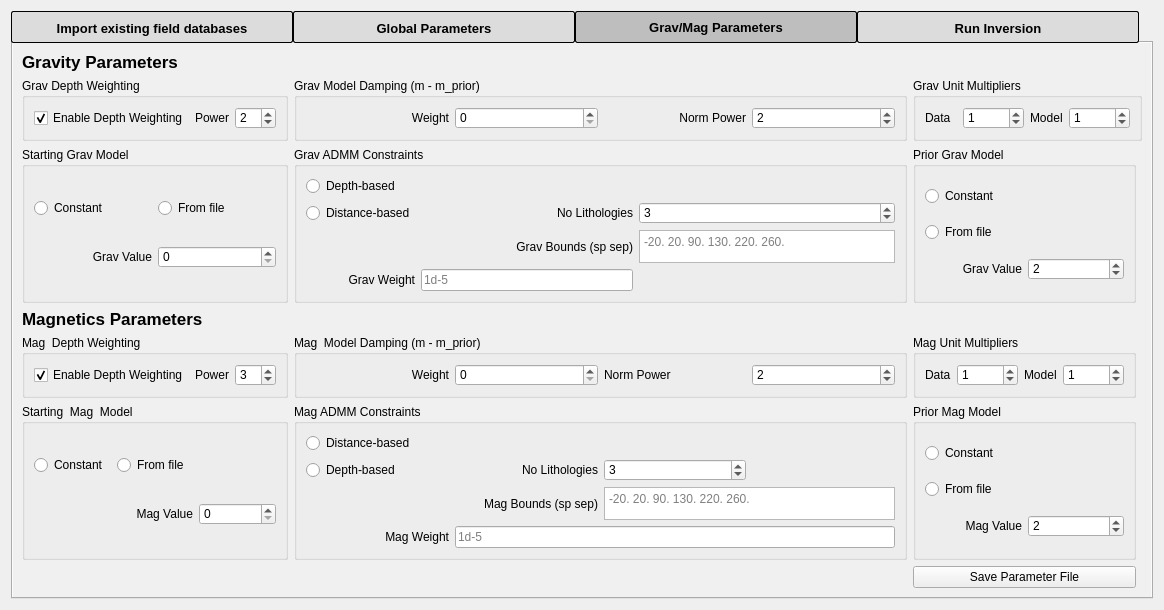
Above: Tomofast_x_dialog_base.ui from TOMOFAST/tomofast-x-q before the change. Below: the same form after it.
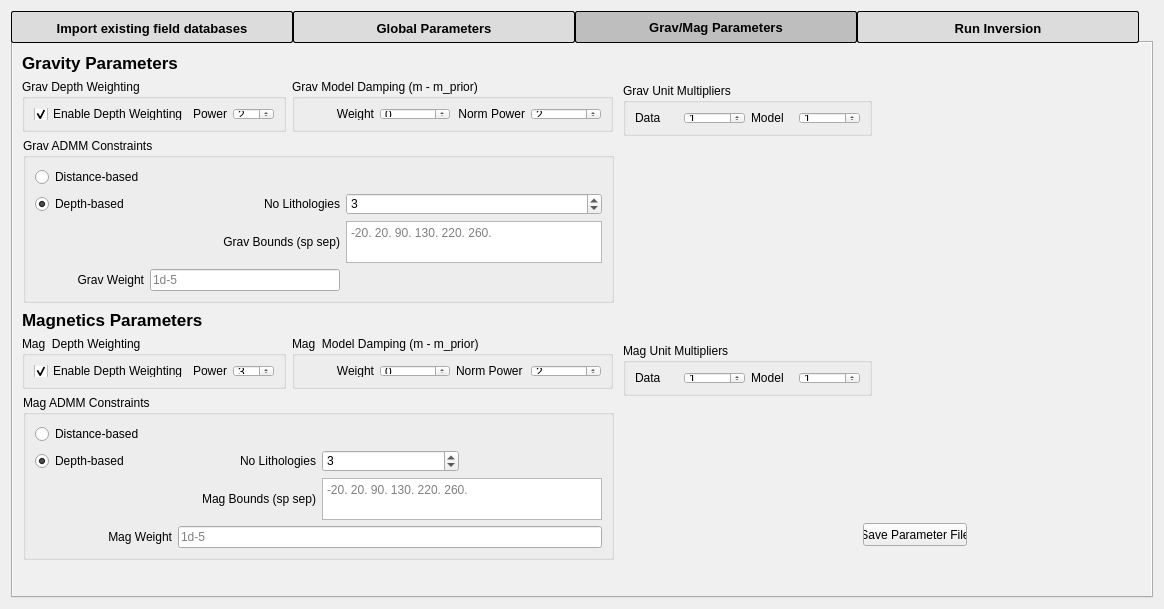
That is the form after the change. The open tabs and pages were chosen to show the change. Custom widgets are drawn as their Qt base class.

Commit message:
parameter file import mostly working
still need to trigger anomaly data field name import to dropdown menu

The edit to the form file:
```diff
--- a/Tomofast_x_dialog_base.ui
+++ b/Tomofast_x_dialog_base.ui
@@ -7,7 +7,7 @@
     <x>0</x>
     <y>0</y>
     <width>1164</width>
-    <height>610</height>
+    <height>609</height>
    </rect>
   </property>
   <property name="mouseTracking">
@@ -1887,12 +1887,18 @@
       <attribute name="title">
        <string>Grav/Mag Parameters</string>
       </attribute>
-      <layout class="QGridLayout" name="gridLayout_29">
-       <item row="6" column="1">
         <widget class="QGroupBox" name="groupBox_35">
          <property name="enabled">
           <bool>true</bool>
          </property>
+       <property name="geometry">
+        <rect>
+         <x>10</x>
+         <y>352</y>
+         <width>591</width>
+         <height>165</height>
+        </rect>
+       </property>
          <property name="title">
           <string>Mag ADMM Constraints</string>
          </property>
@@ -1923,6 +1929,9 @@
             <property name="text">
              <string>Depth-based</string>
             </property>
+          <property name="checked">
+           <bool>true</bool>
+          </property>
            </widget>
           </item>
           <item row="6" column="0">
@@ -1970,9 +1979,15 @@
           </item>
          </layout>
         </widget>
-       </item>
-       <item row="0" column="0">
         <widget class="QLabel" name="label_7">
+       <property name="geometry">
+        <rect>
+         <x>9</x>
+         <y>9</y>
+         <width>164</width>
+         <height>21</height>
+        </rect>
+       </property>
          <property name="font">
           <font>
            <pointsize>13</pointsize>
@@ -1984,12 +1999,18 @@
           <string>Gravity Parameters</string>
          </property>
         </widget>
-       </item>
-       <item row="1" column="1">
         <widget class="QGroupBox" name="groupBox_26">
          <property name="enabled">
           <bool>true</bool>
          </property>
+       <property name="geometry">
+        <rect>
+         <x>279</x>
+         <y>36</y>
+         <width>321</width>
+         <height>53</height>
+        </rect>
+       </property>
          <property name="title">
           <string>Grav Model Damping (m - m_prior)</string>
          </property>
@@ -2054,9 +2075,15 @@
           </item>
          </layout>
         </widget>
-       </item>
-       <item row="4" column="0">
         <widget class="QLabel" name="label_9">
+       <property name="geometry">
+        <rect>
+         <x>9</x>
+         <y>266</y>
+         <width>189</width>
+         <height>21</height>
+        </rect>
+       </property>
          <property name="font">
           <font>
            <pointsize>13</pointsize>
@@ -2068,12 +2095,18 @@
           <string>Magnetics Parameters</string>
          </property>
         </widget>
-       </item>
-       <item row="1" column="2" colspan="2">
         <widget class="QGroupBox" name="groupBox_22">
          <property name="enabled">
           <bool>true</bool>
          </property>
+       <property name="geometry">
+        <rect>
+         <x>610</x>
+         <y>40</y>
+         <width>249</width>
+         <height>53</height>
+        </rect>
+       </property>
          <property name="title">
           <string>Grav Unit Multipliers</string>
          </property>
@@ -2132,67 +2165,18 @@
           </item>
          </layout>
         </widget>
-       </item>
-       <item row="6" column="2">
-        <widget class="QGroupBox" name="groupBox_32">
-         <property name="enabled">
-          <bool>true</bool>
-         </property>
-         <property name="title">
-          <string>Prior Mag Model</string>
-         </property>
-         <layout class="QGridLayout" name="gridLayout_28">
-          <item row="0" column="0">
-           <widget class="QRadioButton" name="radioButton_15">
-            <property name="text">
-             <string>Constant</string>
-            </property>
-           </widget>
-          </item>
-          <item row="1" column="0">
-           <widget class="QRadioButton" name="radioButton_14">
-            <property name="text">
-             <string>From file</string>
-            </property>
-           </widget>
-          </item>
-          <item row="2" column="0">
-           <widget class="QLabel" name="label_32">
-            <property name="text">
-             <string>Mag Value</string>
-            </property>
-            <property name="alignment">
-             <set>Qt::AlignRight|Qt::AlignTrailing|Qt::AlignVCenter</set>
-            </property>
-           </widget>
-          </item>
-          <item row="2" column="1">
-           <widget class="QgsDoubleSpinBox" name="mQgsDoubleSpinBox_45">
-            <property name="enabled">
-             <bool>true</bool>
-            </property>
-            <property name="decimals">
-             <number>0</number>
-            </property>
-            <property name="maximum">
-             <double>10000.000000000000000</double>
-            </property>
-            <property name="singleStep">
-             <double>1.000000000000000</double>
-            </property>
-            <property name="value">
-             <double>2.000000000000000</double>
-            </property>
-           </widget>
-          </item>
-         </layout>
-        </widget>
-       </item>
-       <item row="5" column="0">
         <widget class="QGroupBox" name="groupBox_29">
          <property name="enabled">
           <bool>true</bool>
          </property>
+       <property name="geometry">
+        <rect>
+         <x>9</x>
+         <y>293</y>
+         <width>264</width>
+         <height>53</height>
+        </rect>
+       </property>
          <property name="title">
           <string>Mag  Depth Weighting</string>
          </property>
@@ -2232,19 +2216,31 @@
           </item>
          </layout>
         </widget>
-       </item>
-       <item row="7" column="2">
         <widget class="QPushButton" name="pushButton_5">
+       <property name="geometry">
+        <rect>
+         <x>850</x>
+         <y>480</y>
+         <width>104</width>
+         <height>23</height>
+        </rect>
+       </property>
          <property name="text">
           <string>Save Parameter File</string>
          </property>
         </widget>
-       </item>
-       <item row="1" column="0">
         <widget class="QGroupBox" name="groupBox_16">
          <property name="enabled">
           <bool>true</bool>
          </property>
+       <property name="geometry">
+        <rect>
+         <x>9</x>
+         <y>36</y>
+         <width>264</width>
+         <height>53</height>
+        </rect>
+       </property>
          <property name="title">
           <string>Grav Depth Weighting</string>
          </property>
@@ -2284,177 +2280,18 @@
           </item>
          </layout>
         </widget>
-       </item>
-       <item row="6" column="0">
-        <widget class="QGroupBox" name="groupBox_31">
-         <property name="enabled">
-          <bool>true</bool>
-         </property>
-         <property name="title">
-          <string>Starting  Mag  Model</string>
-         </property>
-         <layout class="QGridLayout" name="gridLayout_27">
-          <item row="0" column="0">
-           <widget class="QRadioButton" name="radioButton_13">
-            <property name="text">
-             <string>Constant</string>
-            </property>
-           </widget>
-          </item>
-          <item row="3" column="2">
-           <widget class="QgsDoubleSpinBox" name="mQgsDoubleSpinBox_43">
-            <property name="enabled">
-             <bool>true</bool>
-            </property>
-            <property name="decimals">
-             <number>0</number>
-            </property>
-            <property name="maximum">
-             <double>10000.000000000000000</double>
-            </property>
-            <property name="singleStep">
-             <double>1.000000000000000</double>
-            </property>
-            <property name="value">
-             <double>0.000000000000000</double>
-            </property>
-           </widget>
-          </item>
-          <item row="3" column="1">
-           <widget class="QLabel" name="label_42">
-            <property name="text">
-             <string>Mag Value</string>
-            </property>
-            <property name="alignment">
-             <set>Qt::AlignRight|Qt::AlignTrailing|Qt::AlignVCenter</set>
-            </property>
-           </widget>
-          </item>
-          <item row="0" column="1">
-           <widget class="QRadioButton" name="radioButton_12">
-            <property name="text">
-             <string>From file</string>
-            </property>
-           </widget>
-          </item>
-         </layout>
-        </widget>
-       </item>
-       <item row="2" column="2">
-        <widget class="QGroupBox" name="groupBox_21">
-         <property name="enabled">
-          <bool>true</bool>
-         </property>
-         <property name="title">
-          <string>Prior Grav Model</string>
-         </property>
-         <layout class="QGridLayout" name="gridLayout_18">
-          <item row="0" column="0">
-           <widget class="QRadioButton" name="radioButton_11">
-            <property name="text">
-             <string>Constant</string>
-            </property>
-           </widget>
-          </item>
-          <item row="2" column="1">
-           <widget class="QgsDoubleSpinBox" name="mQgsDoubleSpinBox_23">
-            <property name="enabled">
-             <bool>true</bool>
-            </property>
-            <property name="decimals">
-             <number>0</number>
-            </property>
-            <property name="maximum">
-             <double>10000.000000000000000</double>
-            </property>
-            <property name="singleStep">
-             <double>1.000000000000000</double>
-            </property>
-            <property name="value">
-             <double>2.000000000000000</double>
-            </property>
-           </widget>
-          </item>
-          <item row="2" column="0">
-           <widget class="QLabel" name="label_26">
-            <property name="text">
-             <string>Grav Value</string>
-            </property>
-            <property name="alignment">
-             <set>Qt::AlignRight|Qt::AlignTrailing|Qt::AlignVCenter</set>
-            </property>
-           </widget>
-          </item>
-          <item row="1" column="0">
-           <widget class="QRadioButton" name="radioButton_10">
-            <property name="text">
-             <string>From file</string>
-            </property>
-           </widget>
-          </item>
-         </layout>
-        </widget>
-       </item>
-       <item row="2" column="0">
-        <widget class="QGroupBox" name="groupBox_24">
-         <property name="enabled">
-          <bool>true</bool>
-         </property>
-         <property name="title">
-          <string>Starting Grav Model</string>
-         </property>
-         <layout class="QGridLayout" name="gridLayout_22">
-          <item row="0" column="0">
-           <widget class="QRadioButton" name="radioButton_9">
-            <property name="text">
-             <string>Constant</string>
-            </property>
-           </widget>
-          </item>
-          <item row="3" column="1">
-           <widget class="QgsDoubleSpinBox" name="mQgsDoubleSpinBox_27">
-            <property name="enabled">
-             <bool>true</bool>
-            </property>
-            <property name="decimals">
-             <number>0</number>
-            </property>
-            <property name="maximum">
-             <double>10000.000000000000000</double>
-            </property>
-            <property name="singleStep">
-             <double>1.000000000000000</double>
-            </property>
-            <property name="value">
-             <double>0.000000000000000</double>
-            </property>
-           </widget>
-          </item>
-          <item row="3" column="0">
-           <widget class="QLabel" name="label_39">
-            <property name="text">
-             <string>Grav Value</string>
-            </property>
-            <property name="alignment">
-             <set>Qt::AlignRight|Qt::AlignTrailing|Qt::AlignVCenter</set>
-            </property>
-           </widget>
-          </item>
-          <item row="0" column="1">
-           <widget class="QRadioButton" name="radioButton_8">
-            <property name="text">
-             <string>From file</string>
-            </property>
-           </widget>
-          </item>
-         </layout>
-        </widget>
-       </item>
-       <item row="5" column="1">
         <widget class="QGroupBox" name="groupBox_30">
          <property name="enabled">
           <bool>true</bool>
          </property>
+       <property name="geometry">
+        <rect>
+         <x>279</x>
+         <y>293</y>
+         <width>321</width>
+         <height>53</height>
+        </rect>
+       </property>
          <property name="title">
           <string>Mag  Model Damping (m - m_prior)</string>
          </property>
@@ -2516,12 +2353,18 @@
           </item>
          </layout>
         </widget>
-       </item>
-       <item row="5" column="2">
         <widget class="QGroupBox" name="groupBox_23">
          <property name="enabled">
           <bool>true</bool>
          </property>
+       <property name="geometry">
+        <rect>
+         <x>610</x>
+         <y>300</y>
+         <width>249</width>
+         <height>53</height>
+        </rect>
+       </property>
          <property name="title">
           <string>Mag Unit Multipliers</string>
          </property>
@@ -2580,50 +2423,22 @@
           </item>
          </layout>
         </widget>
-       </item>
-       <item row="2" column="1">
         <widget class="QGroupBox" name="groupBox_6">
          <property name="enabled">
           <bool>true</bool>
          </property>
+       <property name="geometry">
+        <rect>
+         <x>10</x>
+         <y>95</y>
+         <width>591</width>
+         <height>165</height>
+        </rect>
+       </property>
          <property name="title">
           <string>Grav ADMM Constraints</string>
          </property>
          <layout class="QGridLayout" name="gridLayout_25">
-          <item row="1" column="0">
-           <widget class="QRadioButton" name="radioButton_7">
-            <property name="text">
-             <string>Distance-based</string>
-            </property>
-           </widget>
-          </item>
-          <item row="3" column="2">
-           <widget class="QTextEdit" name="textEdit_2">
-            <property name="placeholderText">
-             <string>-20. 20. 90. 130. 220. 260.</string>
-            </property>
-           </widget>
-          </item>
-          <item row="1" column="2">
-           <widget class="QSpinBox" name="spinBox_11">
-            <property name="enabled">
-             <bool>true</bool>
-            </property>
-            <property name="maximum">
-             <number>100</number>
-            </property>
-            <property name="value">
-             <number>3</number>
-            </property>
-           </widget>
-          </item>
-          <item row="0" column="0">
-           <widget class="QRadioButton" name="radioButton_6">
-            <property name="text">
-             <string>Depth-based</string>
-            </property>
-           </widget>
-          </item>
           <item row="1" column="1">
            <widget class="QLabel" name="label_72">
             <property name="text">
@@ -2635,23 +2450,6 @@
            </widget>
           </item>
           <item row="4" column="1">
-           <widget class="QLineEdit" name="lineEdit_2">
-            <property name="placeholderText">
-             <string>1d-5</string>
-            </property>
-           </widget>
-          </item>
-          <item row="4" column="0">
-           <widget class="QLabel" name="label_74">
-            <property name="text">
-             <string>Grav Weight</string>
-            </property>
-            <property name="alignment">
-             <set>Qt::AlignRight|Qt::AlignTrailing|Qt::AlignVCenter</set>
-            </property>
-           </widget>
-          </item>
-          <item row="3" column="1">
            <widget class="QLabel" name="label_73">
             <property name="text">
              <string>Grav Bounds (sp sep)</string>
@@ -2661,10 +2459,65 @@
             </property>
            </widget>
           </item>
-         </layout>
-        </widget>
-       </item>
-      </layout>
+        <item row="1" column="2">
+         <widget class="QSpinBox" name="spinBox_11">
+          <property name="enabled">
+           <bool>true</bool>
+          </property>
+          <property name="maximum">
+           <number>100</number>
+          </property>
+          <property name="value">
+           <number>3</number>
+          </property>
+         </widget>
+        </item>
+        <item row="5" column="0">
+         <widget class="QLabel" name="label_74">
+          <property name="text">
+           <string>Grav Weight</string>
+          </property>
+          <property name="alignment">
+           <set>Qt::AlignRight|Qt::AlignTrailing|Qt::AlignVCenter</set>
+          </property>
+         </widget>
+        </item>
+        <item row="4" column="2">
+         <widget class="QTextEdit" name="textEdit_2">
+          <property name="placeholderText">
+           <string>-20. 20. 90. 130. 220. 260.</string>
+          </property>
+         </widget>
+        </item>
+        <item row="5" column="1">
+         <widget class="QLineEdit" name="lineEdit_2">
+          <property name="placeholderText">
+           <string>1d-5</string>
+          </property>
+         </widget>
+        </item>
+        <item row="0" column="0">
+         <widget class="QRadioButton" name="radioButton_7">
+          <property name="text">
+           <string>Distance-based</string>
+          </property>
+          <property name="checked">
+           <bool>false</bool>
+          </property>
+         </widget>
+        </item>
+        <item row="1" column="0">
+         <widget class="QRadioButton" name="radioButton_6">
+          <property name="text">
+           <string>Depth-based</string>
+          </property>
+          <property name="checked">
+           <bool>true</bool>
+          </property>
+         </widget>
+        </item>
+       </layout>
+      </widget>
      </widget>
      <widget class="QWidget" name="Help">
       <property name="styleSheet">
```
Left out of the diff: 464 changed lines with no effect on the pictures. Lines whose indentation alone changed are shown as unchanged. The commit also changes 2 other files.
